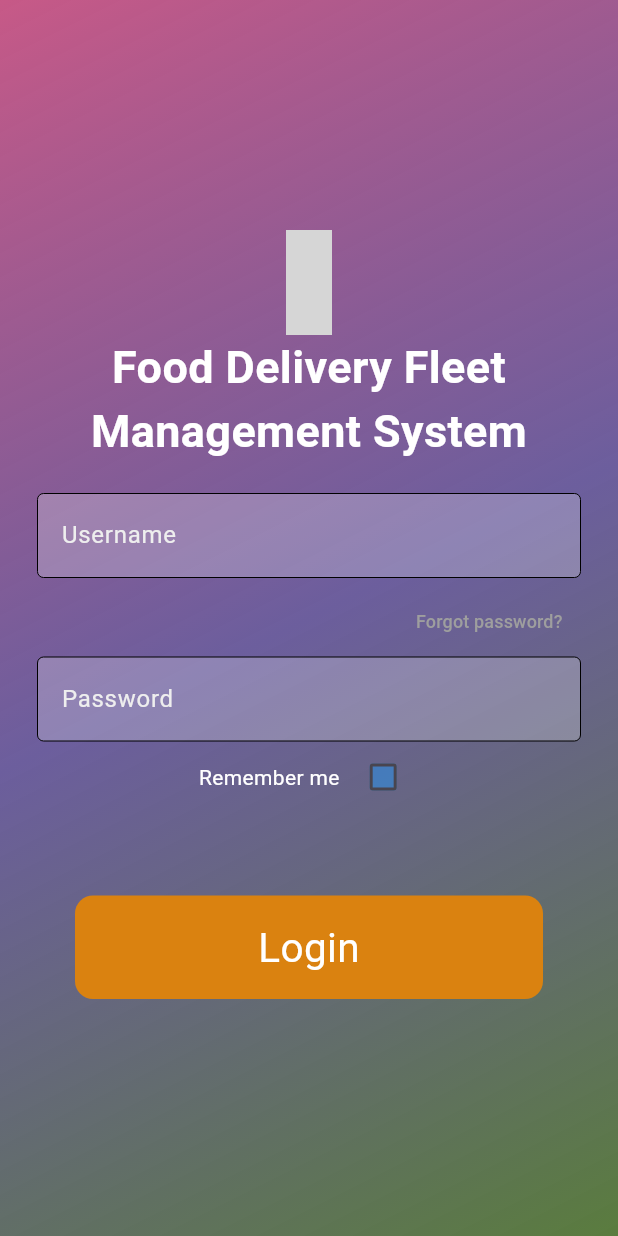
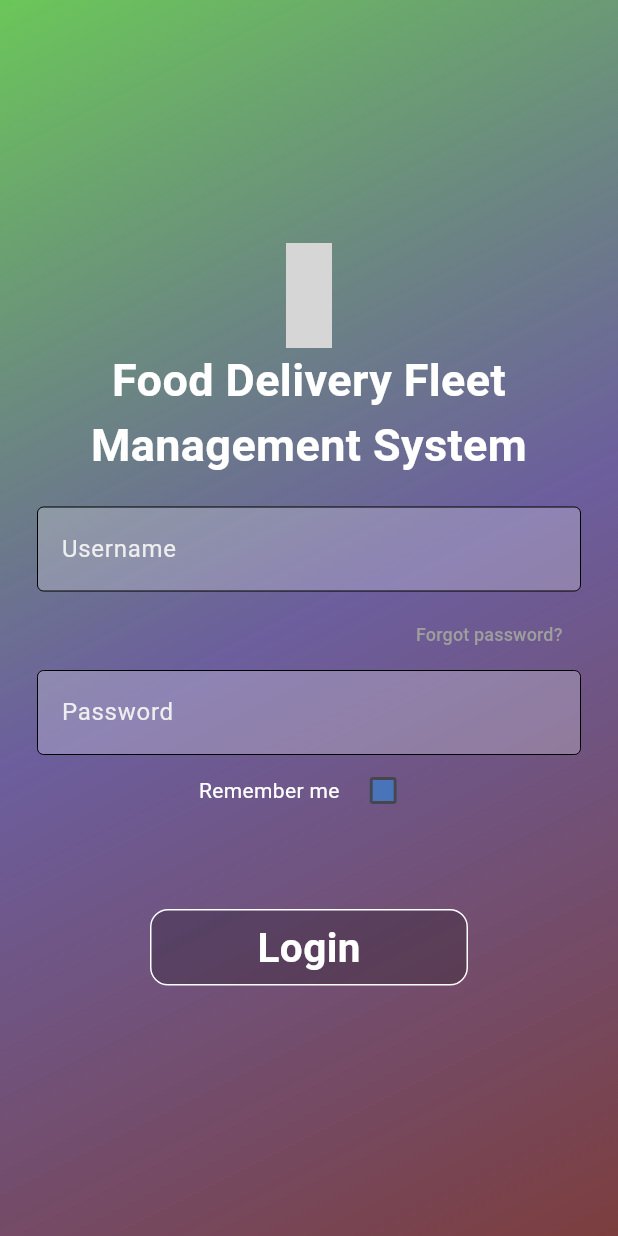
Before and after one commit to Vercixxx/fdfms_app, a Flutter app: the screen it shows after launch, on a phone screen of 412 x 824 dp. Run offline on Flutter 3.47's test engine with Material 3 defaults, Android fonts, the phone set to English and light mode, and no system bars; our stand-ins replace curved_labeled_navigation_bar, get_storage, material_design_icons_flutter; missing offline and left inert: animated_snack_bar; generated files the repository leaves out were written again; grey boxes are pictures that could not be loaded.

Commit message:
Update login button styles and API endpoint*** ***Update background colors in login page*** ***Refactor login function and handle error cases*** ***Remove unused dependencies from pubspec.yaml added error snack when durring login error occurs (server offline)

```diff
--- a/lib/components/login_button.dart
+++ b/lib/components/login_button.dart
@@ -13,19 +13,21 @@ class LoginButton extends StatelessWidget {
     return GestureDetector(
       onTap: onTap,
       child: Container(
-        padding: const EdgeInsets.all(15),
-        margin: const EdgeInsets.symmetric(horizontal: 50, vertical: 5),
+        padding: const EdgeInsets.all(5),
+        margin: const EdgeInsets.symmetric(horizontal: 100, vertical: 5),
         decoration: BoxDecoration(
-          color: Color.fromARGB(255, 218, 130, 16),
+          color: Color.fromARGB(55, 0, 0, 0),
           borderRadius: BorderRadius.circular(12),
+          border: Border.all(
+            color: Colors.white,
+            width: 1,
+          ),
         ),
         child: const Center(
           child: Text(
             'Login',
             style: TextStyle(
-              color: Colors.white,
-              fontSize: 27,
-            ),
+                color: Colors.white, fontSize: 27, fontWeight: FontWeight.bold),
           ),
         ),
       ),
--- a/lib/pages/login_page.dart
+++ b/lib/pages/login_page.dart
@@ -53,9 +53,9 @@ class _LoginPageState extends State<LoginPage> {
         begin: Alignment.topLeft,
         end: Alignment.bottomRight,
         colors: [
-          Color.fromARGB(255, 199, 89, 135),
+          Color.fromARGB(255, 107, 199, 89),
           Color.fromARGB(223, 87, 71, 143),
-          Color.fromARGB(255, 90, 124, 62),
+          Color.fromARGB(255, 124, 62, 62),
         ],
       )),
       child: Scaffold(
--- a/pubspec.yaml
+++ b/pubspec.yaml
@@ -13,10 +13,8 @@ dependencies:
   flutter:
     sdk: flutter
   http: ^1.2.1
-  shared_preferences: ^2.0.8
   get: ^4.6.5
   get_storage: ^2.1.1
-  google_nav_bar: ^5.0.6
   curved_labeled_navigation_bar: ^2.0.2
   material_design_icons_flutter: 7.0.7296
   flutter_localizations:
```
Also changed, not shown: lib/scripts/login.dart (+11 -6 lines), pubspec.lock, 1 other file.
